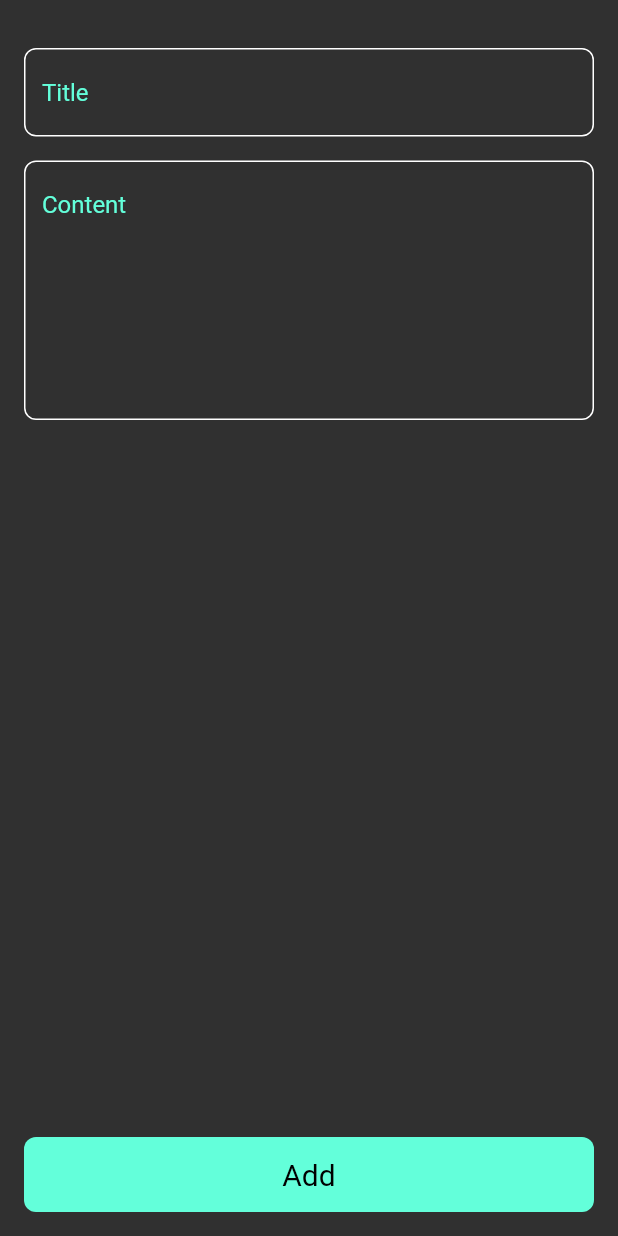
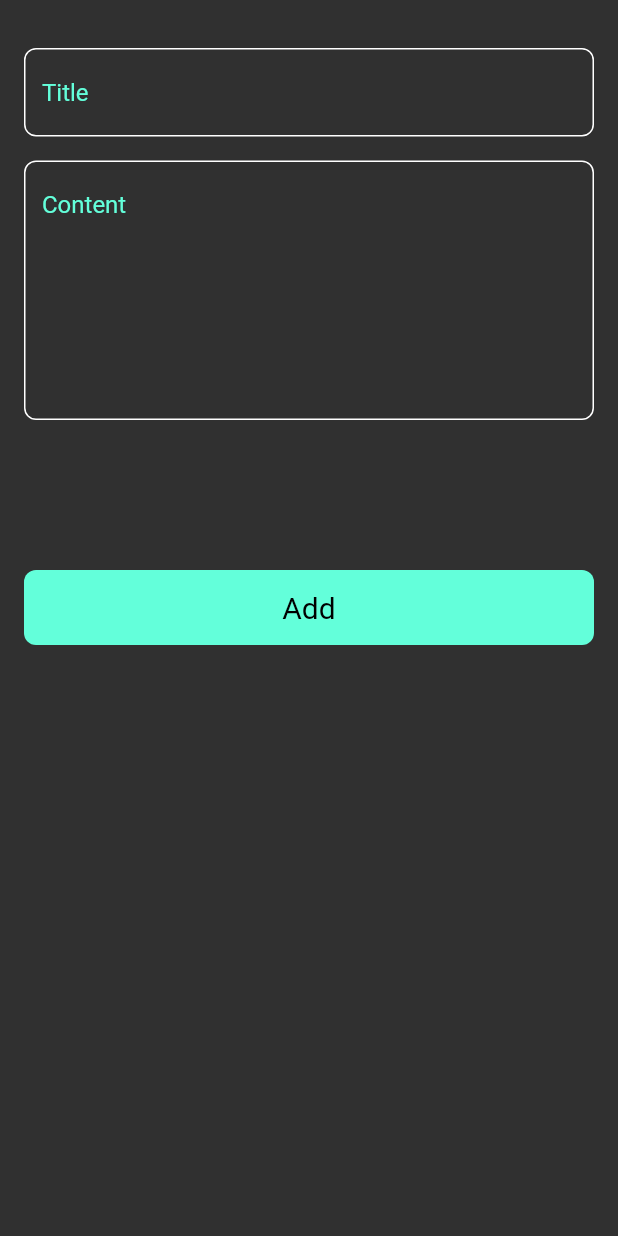
Before and after one commit to AlshaimaaAbdElnaeem/NotesApp, a Flutter app: the AddNoteBottomSheet widget shown alone on an empty page, opened directly, on a phone screen of 412 x 824 dp. Run offline on Flutter 3.47's test engine with Material 2 defaults, Android fonts, the phone set to English and light mode, and no system bars; our stand-ins replace font_awesome_flutter; Roboto replaces fonts that are missing (Poppins).

Commit message:
finish some edit for bottom sheet

```diff
--- a/lib/widgets/add_note_bottom_sheet.dart
+++ b/lib/widgets/add_note_bottom_sheet.dart
@@ -7,9 +7,10 @@ class AddNoteBottomSheet extends StatelessWidget {
 
   @override
   Widget build(BuildContext context) {
-    return const Padding(
-      padding:  EdgeInsets.symmetric(horizontal:16 , vertical: 16),
-      child:  Column(
+    return const SingleChildScrollView(
+      child: Padding(
+        padding: EdgeInsets.symmetric(horizontal: 16, vertical: 16),
+        child: Column(
           children: [
             CustomTextField(
               textHint: 'Title',
@@ -18,10 +19,12 @@ class AddNoteBottomSheet extends StatelessWidget {
               textHint: 'Content',
               numberOfLines: 7,
             ),
-          Spacer(),
+            SizedBox(
+              height: 100,
+            ),
             AddBottom(),
-
           ],
+        ),
       ),
     );
   }
```
Lines whose indentation alone changed are shown as unchanged.
